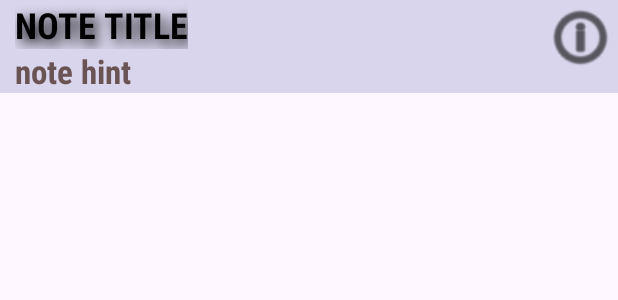
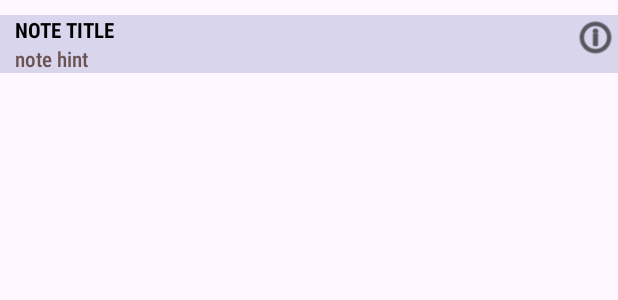
Before and after one commit to aivan2798/SmartBokx, an Android app: the layout note_summary_view.xml on its own in the app's theme, with its tools: preview values and no code run, on a phone screen of 412 x 824 dp. Shown: the top 300 px of the screen. Run offline under Robolectric (Android 15) with nearby library versions, the phone set to English and light mode, and no system bars.

```diff
--- a/app/src/main/java/com/blaqbox/smartbocx/MainActivity.java
+++ b/app/src/main/java/com/blaqbox/smartbocx/MainActivity.java
@@ -160,5 +160,6 @@ public class MainActivity extends AppCompatActivity {
     public void showAddNoteView(View vw)
     {
         exDialog.show(fragment_manager," test");
+        viewpager.invalidate();
     }
 }
--- a/app/src/main/java/com/blaqbox/smartbocx/db/Note.java
+++ b/app/src/main/java/com/blaqbox/smartbocx/db/Note.java
@@ -1,9 +1,9 @@
 package com.blaqbox.smartbocx.db;
 
 public class Note {
-    String note_name;
-    String note_link;
-    String note_description;
+    public String note_name;
+    public String note_link;
+    public String note_description;
 
     public Note(String anote_name, String anote_link, String anote_description)
     {
--- a/app/src/main/res/layout/note_summary_view.xml
+++ b/app/src/main/res/layout/note_summary_view.xml
@@ -2,6 +2,7 @@
 <androidx.constraintlayout.widget.ConstraintLayout xmlns:android="http://schemas.android.com/apk/res/android"
     xmlns:app="http://schemas.android.com/apk/res-auto"
     android:layout_width="match_parent"
+    android:layout_marginTop="10dp"
     android:background="#D9D5EC"
     android:layout_height="wrap_content">
     <LinearLayout
@@ -12,13 +13,13 @@
         <TextView
             android:id="@+id/note_title"
             android:text="NOTE TITLE"
-            android:textSize="24dp"
+            android:textIsSelectable="true"
             android:textColor="@color/black"
             android:textStyle="bold"
             android:shadowColor="@color/black"
-            android:shadowDx="5"
-            android:shadowDy="5"
-            android:shadowRadius="10"
+            android:shadowDx="0"
+            android:shadowDy="0"
+            android:shadowRadius="0"
             android:layout_marginLeft="10dp"
             android:fontFamily="sans-serif-condensed"
             android:layout_width="wrap_content"
@@ -26,18 +27,18 @@
         <TextView
             android:id="@+id/note_hint"
             android:text="note hint"
-            android:textSize="22dp"
             android:textColor="#6A5353"
-            android:textStyle="bold"
-
+            android:textStyle="normal"
+            android:textFontWeight="500"
             android:layout_marginLeft="10dp"
+            android:textIsSelectable="true"
             android:fontFamily="sans-serif-condensed"
             android:layout_width="wrap_content"
             android:layout_height="wrap_content"/>
     </LinearLayout>
     <androidx.appcompat.widget.AppCompatButton
-        android:layout_width="50dp"
-        android:layout_height="50dp"
+        android:layout_width="30dp"
+        android:layout_height="30dp"
         android:backgroundTint="@color/black"
         app:layout_constraintEnd_toEndOf="@id/note_summary_layout"
         android:background="@android:drawable/ic_menu_info_details"/>
--- a/app/src/main/res/layout/notes_today_view.xml
+++ b/app/src/main/res/layout/notes_today_view.xml
@@ -5,7 +5,7 @@
     android:orientation="vertical"
     android:layout_height="match_parent">
     <androidx.recyclerview.widget.RecyclerView
-        android:id="@+id/notes_recycler_view"
+        android:id="@+id/xnotes_recycler_view"
         android:layout_width="wrap_content"
         android:layout_height="wrap_content"/>
 </LinearLayout>
```
Also changed, not shown: app/src/main/java/com/blaqbox/smartbocx/db/DBHandler.java (+8 -2 lines), app/src/main/java/com/blaqbox/smartbocx/ui/NotesToday.java (+35 -1 lines), app/src/main/java/com/blaqbox/smartbocx/ui/adapters/NotesListAdapter.java (added, +51 -0 lines), app/src/main/java/com/blaqbox/smartbocx/ui/viewholders/NotesListViewHolder.java (added, +23 -0 lines), app/src/main/res/layout/fragment_notes_today.xml (+9 -10 lines).
